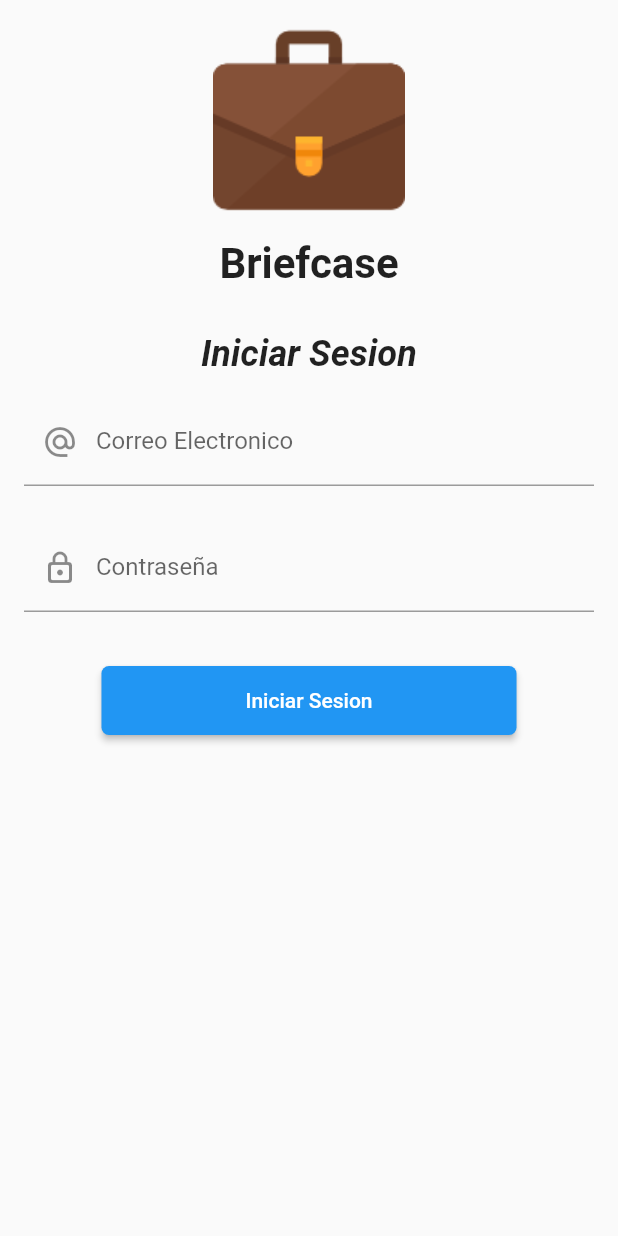
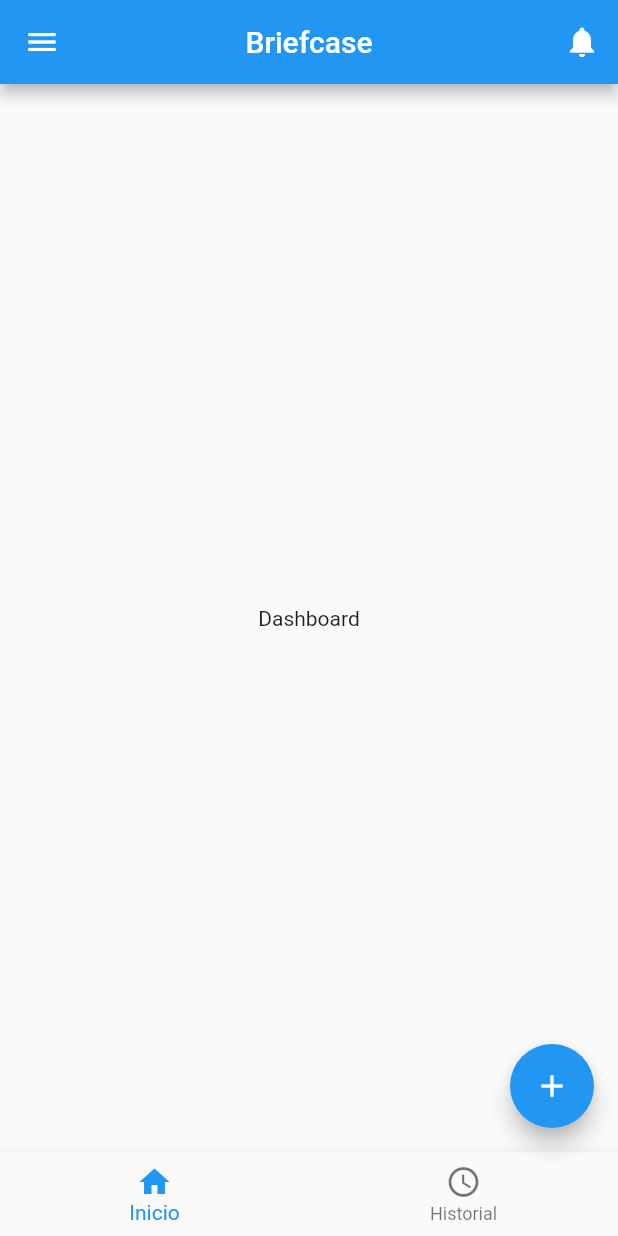
Before and after one commit to FelixAVeras/Briefcase_App, a Flutter app: the LoginPage screen opened by its route, after a tap on "Iniciar Sesion", on a phone screen of 412 x 824 dp. Run offline on Flutter 3.47's test engine with Material 2 defaults, Android fonts, the phone set to English and light mode, and no system bars.

Commit message:
Home page and draer menu

```diff
--- /dev/null
+++ b/lib/src/pages/dashboard_page.dart
@@ -0,0 +1,10 @@
+import 'package:flutter/material.dart';
+
+class DashboardPage extends StatelessWidget {
+  @override
+  Widget build(BuildContext context) {
+    return Scaffold(
+      body: Center(child: Text('Dashboard')),
+    );
+  }
+}
--- /dev/null
+++ b/lib/src/pages/history_page.dart
@@ -0,0 +1,10 @@
+import 'package:flutter/material.dart';
+
+class HistoryPage extends StatelessWidget {
+  @override
+  Widget build(BuildContext context) {
+    return Scaffold(
+      body: Center(child: Text('Historial')),
+    );
+  }
+}
--- /dev/null
+++ b/lib/src/pages/home_page.dart
@@ -0,0 +1,112 @@
+import 'package:briefcase/src/pages/dashboard_page.dart';
+import 'package:briefcase/src/pages/history_page.dart';
+import 'package:briefcase/src/pages/login_page.dart';
+import 'package:flutter/material.dart';
+
+class HomePage extends StatefulWidget {
+  final GlobalKey<ScaffoldState> parentScaffoldKey;
+
+  HomePage({Key key, this.parentScaffoldKey}) : super(key: key);
+
+  @override
+  _HomePageState createState() => _HomePageState();
+}
+
+class _HomePageState extends State<HomePage> {
+  int currentIndex = 0;
+
+  @override
+  Widget build(BuildContext context) {
+    return Scaffold(
+      appBar: AppBar(
+        centerTitle: true,
+        title: Text('Briefcase'),
+        actions: [
+          IconButton(
+            icon: const Icon(Icons.notifications),
+            tooltip: 'Notificaciones',
+            onPressed: () {},
+          )
+        ],
+      ),
+      body: _loadPage(currentIndex),
+      bottomNavigationBar: _customBottomNavigationBar(),
+      floatingActionButton: FloatingActionButton(
+        child: Icon(Icons.add),
+        onPressed: () => {
+          // Navigator.push(
+          //     context, MaterialPageRoute(builder: (context) => ProductPage()))
+        },
+      ),
+      drawer: Drawer(
+          child: ListView(
+        padding: EdgeInsets.zero,
+        children: [
+          DrawerHeader(
+            decoration: BoxDecoration(
+                // color: Colors.red,
+                // image: DecorationImage(
+                //     image: AssetImage('assets/drawerHeaderBG.jpg'),
+                //     fit: BoxFit.cover)
+                ),
+            child: Text('Briefcase'),
+          ),
+          ListTile(
+            leading: Icon(Icons.access_time),
+            title: Text('Historial'),
+            onTap: () => {},
+          ),
+          Divider(),
+          ListTile(
+            leading: Icon(Icons.verified),
+            title: Text('Ofertas'),
+            onTap: () => {},
+          ),
+          Divider(),
+          ListTile(
+            leading: Icon(Icons.settings),
+            title: Text('Ajustes'),
+            onTap: () => {},
+          ),
+          Divider(),
+          ListTile(
+            leading: Icon(Icons.logout),
+            title: Text('Cerrar Sesión'),
+            onTap: () => {
+              Navigator.push(
+                  context, MaterialPageRoute(builder: (context) => LoginPage()))
+            },
+          ),
+        ],
+      )),
+    );
+  }
+
+  Widget _loadPage(int currentPage) {
+    switch (currentPage) {
+      case 0:
+        return DashboardPage();
+      case 1:
+        return HistoryPage();
+
+      default:
+        return DashboardPage();
+    }
+  }
+
+  Widget _customBottomNavigationBar() {
+    return BottomNavigationBar(
+      currentIndex: currentIndex,
+      onTap: (index) {
+        setState(() {
+          currentIndex = index;
+        });
+      },
+      items: [
+        BottomNavigationBarItem(icon: Icon(Icons.home), label: 'Inicio'),
+        BottomNavigationBarItem(
+            icon: Icon(Icons.access_time), label: 'Historial')
+      ],
+    );
+  }
+}
--- a/lib/src/pages/login_page.dart
+++ b/lib/src/pages/login_page.dart
@@ -1,3 +1,4 @@
+import 'package:briefcase/src/pages/home_page.dart';
 import 'package:flutter/material.dart';
 
 class LoginPage extends StatefulWidget {
@@ -75,7 +76,10 @@ class _loginPageState extends State<LoginPage> {
                       ),
                       shape: RoundedRectangleBorder(
                           borderRadius: BorderRadius.circular(5.0)),
-                      onPressed: () => {},
+                      onPressed: () => {
+                        Navigator.push(context,
+                            MaterialPageRoute(builder: (context) => HomePage()))
+                      },
                       color: Colors.blue,
                       textColor: Colors.white,
                     ),
```
